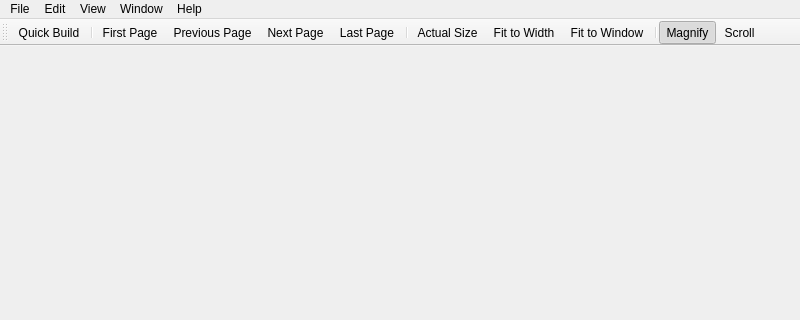
Above: PDFDocument.ui from svn2github/texstudio-trunk before the change; both pictures show x 0 to 800 and y 0 to 320 of the 800 by 600 pixel window. Below: the same form after it.
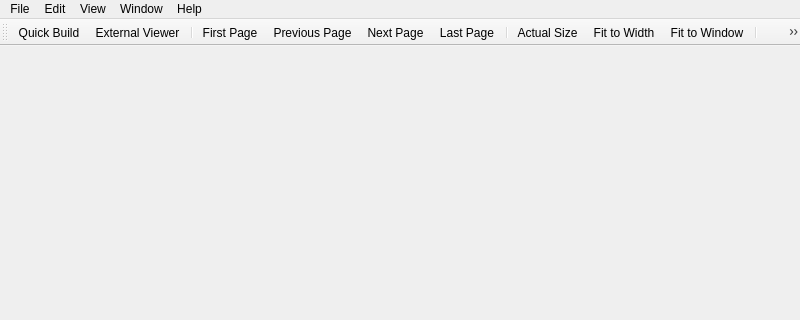
That is the form after the change. Icons and pictures are not drawn.

Commit message: pdf viewer issues: external viewer, call command was too difficult to set

```diff
--- a/PDFDocument.ui
+++ b/PDFDocument.ui
@@ -125,6 +125,7 @@
     <bool>false</bool>
    </attribute>
    <addaction name="actionTypeset"/>
+   <addaction name="actionExternalViewer"/>
    <addaction name="separator"/>
    <addaction name="actionFirst_Page"/>
    <addaction name="actionPrevious_Page"/>
@@ -463,6 +464,17 @@
     <enum>QAction::NoRole</enum>
    </property>
   </action>
+  <action name="actionExternalViewer">
+   <property name="text">
+    <string>External Viewer</string>
+   </property>
+   <property name="iconText">
+    <string>External Viewer</string>
+   </property>
+   <property name="menuRole">
+    <enum>QAction::NoRole</enum>
+   </property>
+  </action>
   <action name="actionPreferences">
    <property name="icon">
     <iconset>
```
Left out of the diff: 92 changed lines with no effect on the pictures. The commit also changes 9 other files.
